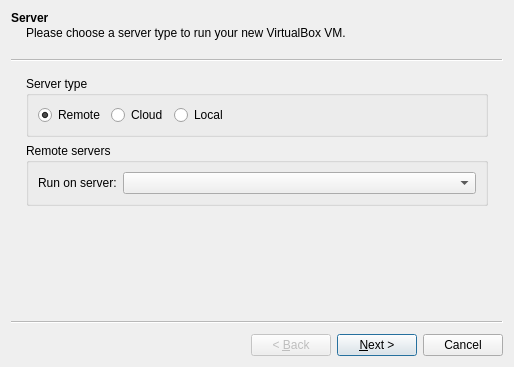
GNS3/gns3-gui, file gns3/modules/virtualbox/ui/virtualbox_vm_wizard.ui: the form before one commit.
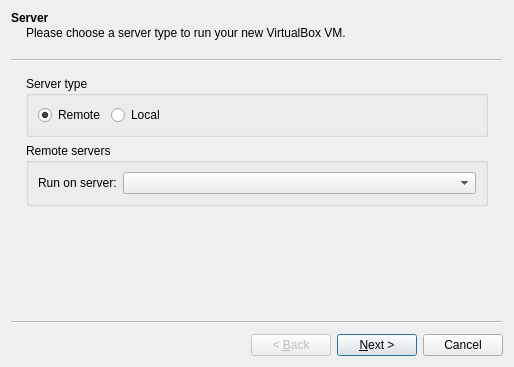
The form after the commit.

The edit to the form file:
```diff
--- a/gns3/modules/virtualbox/ui/virtualbox_vm_wizard.ui
+++ b/gns3/modules/virtualbox/ui/virtualbox_vm_wizard.ui
@@ -40,13 +40,6 @@
          </property>
         </widget>
        </item>
-       <item>
-        <widget class="QRadioButton" name="uiCloudRadioButton">
-         <property name="text">
-          <string>Cloud</string>
-         </property>
-        </widget>
-       </item>
        <item>
         <widget class="QRadioButton" name="uiLocalRadioButton">
          <property name="text">
```
